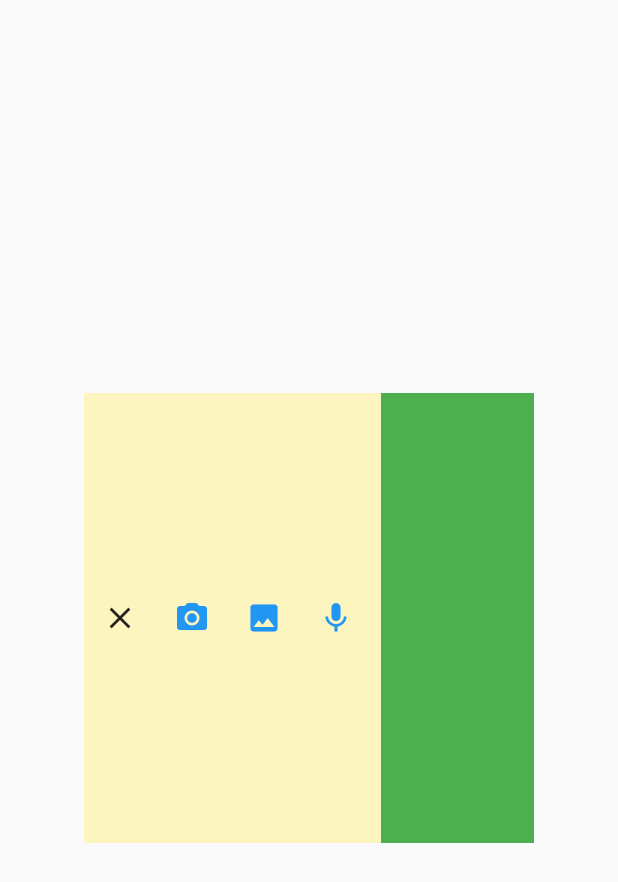
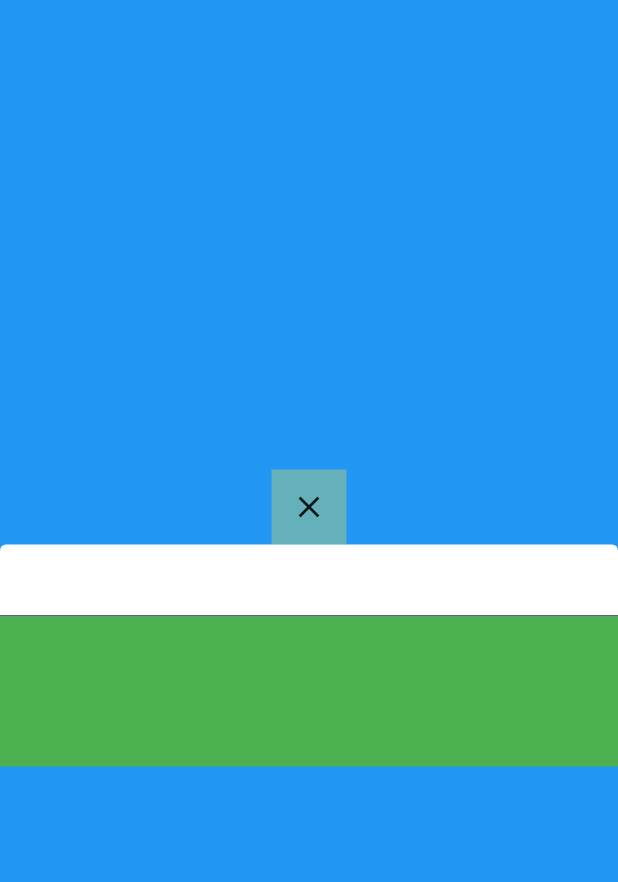
Before and after one commit to yeasin50/Flutter-Video-Calling-App, a Flutter app: the AnimTester screen opened directly, after a tap on the "add photo alternate" icon, on a phone screen of 412 x 824 dp. Shown: the top 882 px of the screen. Run offline on Flutter 3.47's test engine with Material 2 defaults, Android fonts, the phone set to English and light mode, and no system bars; our stand-ins replace easy_rich_text, google_fonts; missing offline and left inert: flutter_webrtc, sdp_transform.

Commit message:
scaleTransaction with anim handler +hide

```diff
--- a/lib/screens/chat_screen/components/anim_tester.dart
+++ b/lib/screens/chat_screen/components/anim_tester.dart
@@ -1,4 +1,7 @@
+import 'dart:async';
+
 import 'package:flutter/material.dart';
+import 'package:flutter/scheduler.dart';
 
 class AnimTester extends StatefulWidget {
   @override
@@ -21,25 +24,71 @@ class _AnimTesterState extends State<AnimTester>
   );
 
   _open() {
-    if (_isOpen)
+    if (!_isOpen) {
+      setState(() => _isOpen = true);
+      _controller.forward();
+    } else {
       _controller.reverse();
-    else
-      _controller.forward();
+      Timer(Duration(milliseconds: 400), () {
+        _animation.addListener(() {
+          SchedulerBinding.instance!.addPostFrameCallback((timeStamp) {
+            print(
+                "Anim: ${_animation.status} Controller: ${_controller.status}");
+            if (_animation.isDismissed)
               setState(() {
-      _isOpen = !_isOpen;
+                _isOpen = false;
               });
+          });
+        });
+      });
+    }
+
     print("isOpne:=> $_isOpen");
   }
 
   @override
   Widget build(BuildContext context) {
     return Scaffold(
+      backgroundColor: Colors.blue,
       body: Center(
-        child: Container(
-          width: 300,
-          height: 300,
+        child: Column(
+          mainAxisAlignment: MainAxisAlignment.center,
+          mainAxisSize: MainAxisSize.min,
+          children: [
+            Container(
+              width: 50,
+              height: 50,
               color: Colors.yellow.withOpacity(.3),
-          child: Row(
+              child: IconButton(
+                icon: Icon(
+                  _isOpen ? Icons.close : Icons.add_photo_alternate_outlined,
+                ),
+                onPressed: _open,
+              ),
+            ),
+            if (_isOpen)
+              ScaleTransition(
+                scale: _controller,
+                alignment: Alignment.center,
+                child: TextFormField(
+                  decoration: InputDecoration(
+                    fillColor: Colors.white,
+                    filled: true,
+                  ),
+                ),
+              ),
+            Container(
+              height: 100,
+              color: Colors.green,
+            )
+          ],
+        ),
+      ),
+    );
+  }
+
+  Row buildRowExpandButton() {
+    return Row(
       mainAxisSize: MainAxisSize.min,
       children: [
         IconButton(
@@ -65,9 +114,6 @@ class _AnimTesterState extends State<AnimTester>
           color: Colors.green,
         ))
       ],
-          ),
-        ),
-      ),
     );
   }
 }
```
Lines whose indentation alone changed are shown as unchanged.
